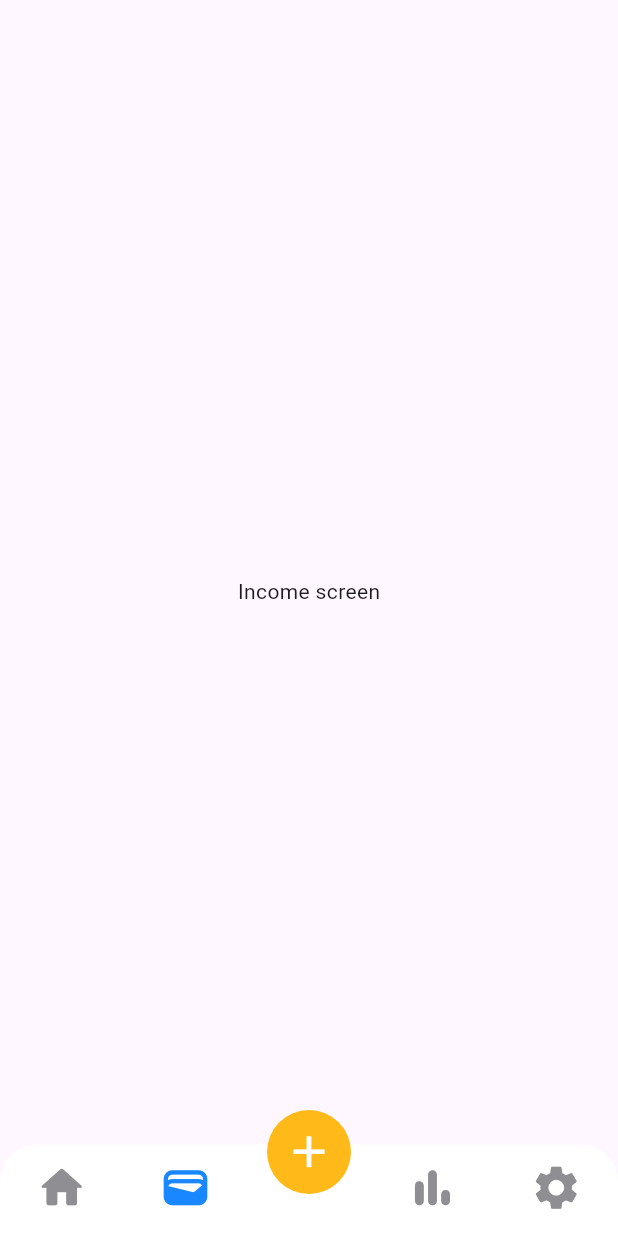
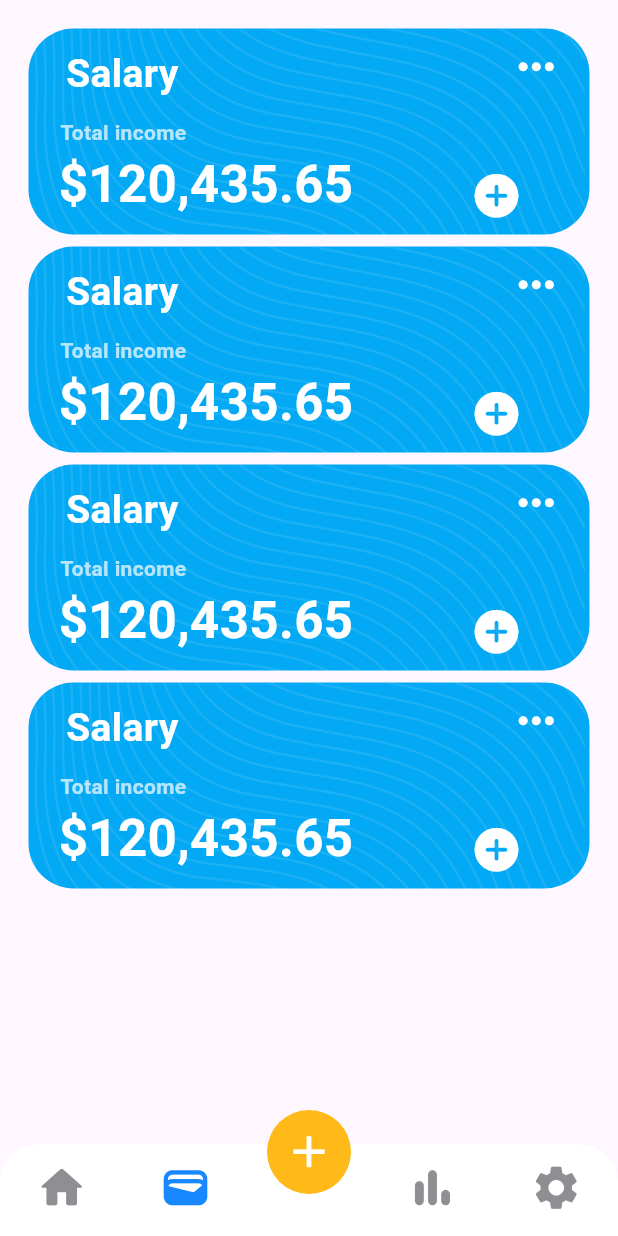
Before and after one commit to DusanCojic/PocketPal, a Flutter app: the screen it shows after launch, item 2 of the bottom bar chosen, on a phone screen of 412 x 824 dp. Run offline on Flutter 3.47's test engine with Material 3 defaults, Android fonts, the phone set to English and light mode, and no system bars; drawn by our look-alikes of persistent_bottom_nav_bar; our stand-ins replace flutter_colorpicker, flutter_slidable, hive, hive_flutter; missing offline and left inert: flutter_iconpicker; accounts and stored records are empty; generated files the repository leaves out were written again.

Commit message:
feat: account card

```diff
--- a/lib/screens/income_screen.dart
+++ b/lib/screens/income_screen.dart
@@ -1,14 +1,20 @@
 import 'package:flutter/material.dart';
+import 'package:pocket_pal/widgets/account_card.dart';
 
 class IncomeScreen extends StatelessWidget {
-  IncomeScreen({super.key});
+  const IncomeScreen({super.key});
 
   @override
   Widget build(BuildContext context) {
     return const Scaffold(
-      body: Center(
-        child: Text('Income screen'),
-      ),
-    );
+        body: Padding(
+      padding: EdgeInsets.all(15),
+      child: Column(children: [
+        AccountCard(),
+        AccountCard(),
+        AccountCard(),
+        AccountCard(),
+      ]),
+    ));
   }
 }
--- /dev/null
+++ b/lib/widgets/account_card.dart
@@ -0,0 +1,109 @@
+import 'package:flutter/material.dart';
+
+class AccountCard extends StatefulWidget {
+  const AccountCard({super.key});
+
+  @override
+  State<StatefulWidget> createState() => _AccountCardState();
+}
+
+class _AccountCardState extends State<AccountCard> {
+  @override
+  Widget build(BuildContext context) {
+    return GestureDetector(
+      onTap: () {},
+      child: Card(
+        elevation: 0,
+        color: Colors.lightBlue,
+        shape: const RoundedRectangleBorder(
+          borderRadius: BorderRadius.all(Radius.circular(30.0)),
+        ),
+        child: Container(
+          width: MediaQuery.of(context).size.width,
+          height: MediaQuery.of(context).size.height / 6,
+          decoration: BoxDecoration(
+            image: DecorationImage(
+              image: Image.asset("assets/Lines.png").image,
+              fit: BoxFit.cover,
+              opacity: 0.1,
+            ),
+          ),
+          child: Column(
+            mainAxisAlignment: MainAxisAlignment.start,
+            children: [
+              Row(
+                mainAxisAlignment: MainAxisAlignment.spaceBetween,
+                children: [
+                  const Padding(
+                    padding: EdgeInsets.only(left: 25.0, top: 10.0),
+                    child: Text(
+                      "Salary",
+                      style: TextStyle(
+                        fontSize: 26.0,
+                        color: Colors.white,
+                        fontWeight: FontWeight.bold,
+                      ),
+                    ),
+                  ),
+                  Padding(
+                    padding: const EdgeInsets.only(right: 10.0),
+                    child: IconButton(
+                      onPressed: () {},
+                      icon: const Icon(
+                        Icons.more_horiz_rounded,
+                        color: Colors.white,
+                        size: 35.0,
+                      ),
+                    ),
+                  ),
+                ],
+              ),
+              Row(
+                mainAxisAlignment: MainAxisAlignment.start,
+                children: [
+                  const Column(
+                    children: [
+                      Padding(
+                        padding: EdgeInsets.only(right: 90.0),
+                        child: Text(
+                          "Total income",
+                          style: TextStyle(
+                            fontSize: 14.0,
+                            fontWeight: FontWeight.bold,
+                            color: Colors.white70,
+                          ),
+                        ),
+                      ),
+                      Padding(
+                        padding: EdgeInsets.only(left: 20.0),
+                        child: Text(
+                          "\$120,435.65",
+                          style: TextStyle(
+                            fontSize: 34,
+                            color: Colors.white,
+                            fontWeight: FontWeight.bold,
+                          ),
+                        ),
+                      ),
+                    ],
+                  ),
+                  Padding(
+                    padding: const EdgeInsets.only(left: 70.0, top: 35.0),
+                    child: IconButton(
+                      onPressed: () {},
+                      icon: const Icon(
+                        Icons.add_circle_rounded,
+                        color: Colors.white,
+                        size: 35.0,
+                      ),
+                    ),
+                  ),
+                ],
+              ),
+            ],
+          ),
+        ),
+      ),
+    );
+  }
+}
--- a/pubspec.yaml
+++ b/pubspec.yaml
@@ -37,3 +37,4 @@ flutter:
   uses-material-design: true
   assets:
     - assets/sun-tornado.png
+    - assets/Lines.png
```
Also changed, not shown: assets/Lines.png (added).
